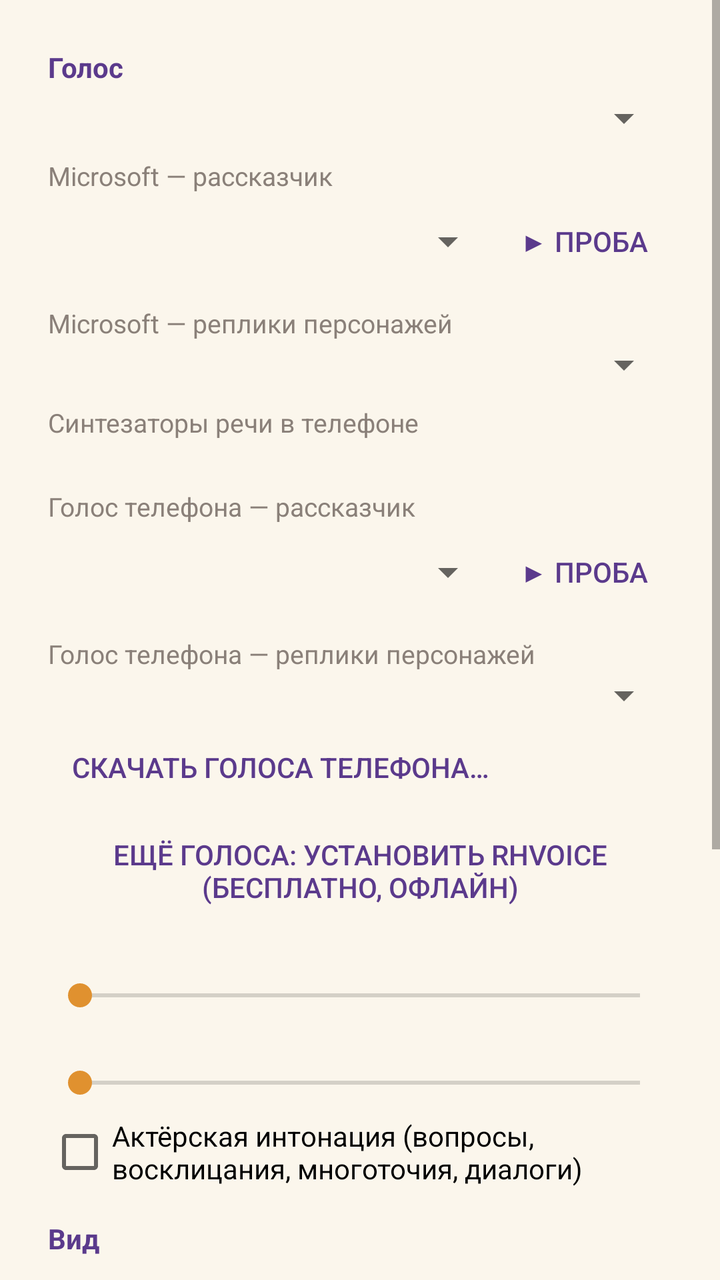
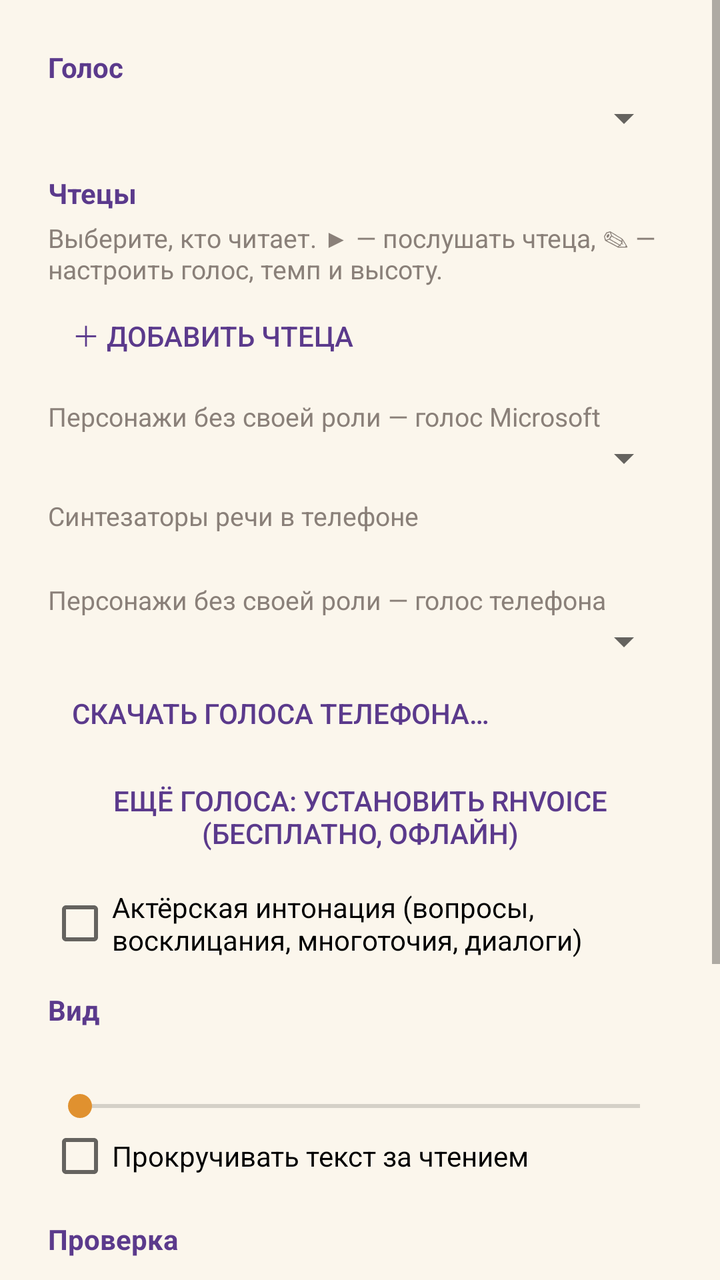

Before-and-after screenshots of an Android layout around one commit, followed by the original layout XML and the change that was made.
<!-- AndroidManifest.xml: application theme AppTheme -->
<!-- res/layout/dialog_settings.xml -->
<?xml version="1.0" encoding="utf-8"?>
<ScrollView xmlns:android="http://schemas.android.com/apk/res/android"
    android:layout_width="match_parent"
    android:layout_height="wrap_content">

    <LinearLayout
        android:layout_width="match_parent"
        android:layout_height="wrap_content"
        android:orientation="vertical"
        android:paddingEnd="24dp"
        android:paddingStart="24dp"
        android:paddingTop="8dp">

        <TextView style="@style/SettingsHeader" android:text="Голос" />

        <Spinner
            android:id="@+id/engine"
            android:layout_width="match_parent"
            android:layout_height="wrap_content" />

        <LinearLayout
            android:id="@+id/edgeBox"
            android:layout_width="match_parent"
            android:layout_height="wrap_content"
            android:orientation="vertical">

            <TextView style="@style/SettingsLabel" android:text="Microsoft — рассказчик" />

            <LinearLayout
                android:layout_width="match_parent"
                android:layout_height="wrap_content"
                android:gravity="center_vertical"
                android:orientation="horizontal">

                <Spinner
                    android:id="@+id/edgeNarrator"
                    android:layout_width="0dp"
                    android:layout_height="wrap_content"
                    android:layout_weight="1" />

                <Button
                    android:id="@+id/previewEdge"
                    style="?android:attr/borderlessButtonStyle"
                    android:layout_width="wrap_content"
                    android:layout_height="wrap_content"
                    android:text="▶ Проба"
                    android:textColor="@color/primary" />
            </LinearLayout>

            <TextView style="@style/SettingsLabel" android:text="Microsoft — реплики персонажей" />

            <Spinner
                android:id="@+id/edgeCharacter"
                android:layout_width="match_parent"
                android:layout_height="wrap_content" />
        </LinearLayout>

        <LinearLayout
            android:id="@+id/systemBox"
            android:layout_width="match_parent"
            android:layout_height="wrap_content"
            android:orientation="vertical">

            <TextView style="@style/SettingsLabel" android:text="Синтезаторы речи в телефоне" />

            <TextView
                android:id="@+id/systemEngineInfo"
                android:layout_width="match_parent"
                android:layout_height="wrap_content"
                android:textColor="@color/ink_soft"
                android:textSize="12sp" />

            <TextView style="@style/SettingsLabel" android:text="Голос телефона — рассказчик" />

            <LinearLayout
                android:layout_width="match_parent"
                android:layout_height="wrap_content"
                android:gravity="center_vertical"
                android:orientation="horizontal">

                <Spinner
                    android:id="@+id/systemNarrator"
                    android:layout_width="0dp"
                    android:layout_height="wrap_content"
                    android:layout_weight="1" />

                <Button
                    android:id="@+id/previewSystem"
                    style="?android:attr/borderlessButtonStyle"
                    android:layout_width="wrap_content"
                    android:layout_height="wrap_content"
                    android:text="▶ Проба"
                    android:textColor="@color/primary" />
            </LinearLayout>

            <TextView style="@style/SettingsLabel" android:text="Голос телефона — реплики персонажей" />

            <Spinner
                android:id="@+id/systemCharacter"
                android:layout_width="match_parent"
                android:layout_height="wrap_content" />

            <TextView
                android:id="@+id/systemProblem"
                android:layout_width="match_parent"
                android:layout_height="wrap_content"
                android:textColor="#FFB3261E"
                android:textSize="13sp"
                android:visibility="gone" />

            <Button
                android:id="@+id/ttsSettings"
                style="?android:attr/borderlessButtonStyle"
                android:layout_width="wrap_content"
                android:layout_height="wrap_content"
                android:text="Скачать голоса телефона…"
                android:textColor="@color/primary" />

            <Button
                android:id="@+id/installRhvoice"
                style="?android:attr/borderlessButtonStyle"
                android:layout_width="wrap_content"
                android:layout_height="wrap_content"
                android:text="Ещё голоса: установить RHVoice (бесплатно, офлайн)"
                android:textColor="@color/primary" />
        </LinearLayout>

        <TextView
            android:id="@+id/rateLabel"
            style="@style/SettingsLabel" />

        <SeekBar
            android:id="@+id/rate"
            android:layout_width="match_parent"
            android:layout_height="wrap_content"
            android:max="100" />

        <TextView
            android:id="@+id/pitchLabel"
            style="@style/SettingsLabel" />

        <SeekBar
            android:id="@+id/pitch"
            android:layout_width="match_parent"
            android:layout_height="wrap_content"
            android:max="60" />

        <CheckBox
            android:id="@+id/expressive"
            android:layout_width="match_parent"
            android:layout_height="wrap_content"
            android:layout_marginTop="8dp"
            android:text="Актёрская интонация (вопросы, восклицания, многоточия, диалоги)" />

        <TextView style="@style/SettingsHeader" android:text="Вид" />

        <TextView
            android:id="@+id/fontLabel"
            style="@style/SettingsLabel" />

        <SeekBar
            android:id="@+id/fontSize"
            android:layout_width="match_parent"
            android:layout_height="wrap_content"
            android:max="16" />

        <CheckBox
            android:id="@+id/follow"
            android:layout_width="match_parent"
            android:layout_height="wrap_content"
            android:text="Прокручивать текст за чтением" />

        <TextView style="@style/SettingsHeader" android:text="Проверка" />

        <TextView
            style="@style/SettingsLabel"
            android:text="Проверит на этом телефоне каждый голос и связь с Microsoft и составит отчёт, который можно отправить." />

        <Button
            android:id="@+id/diagnostics"
            style="?android:attr/borderlessButtonStyle"
            android:layout_width="wrap_content"
            android:layout_height="wrap_content"
            android:text="Проверить голоса и связь"
            android:textColor="@color/primary" />

        <TextView style="@style/SettingsHeader" android:text="Офлайн" />

        <TextView
            android:id="@+id/cacheInfo"
            style="@style/SettingsLabel" />

        <Button
            android:id="@+id/clearCache"
            style="?android:attr/borderlessButtonStyle"
            android:layout_width="wrap_content"
            android:layout_height="wrap_content"
            android:text="Очистить сохранённую озвучку"
            android:textColor="@color/primary" />
    </LinearLayout>
</ScrollView>
<!-- resources referenced by this layout -->
<resources>
  <color name="ink_soft">#FF8A8079</color>
  <color name="primary">#FF5B3A8C</color>
  <style name="SettingsHeader">
          <item name="android:layout_width">match_parent</item>
          <item name="android:layout_height">wrap_content</item>
          <item name="android:layout_marginTop">16dp</item>
          <item name="android:layout_marginBottom">4dp</item>
          <item name="android:textColor">@color/primary</item>
          <item name="android:textSize">14sp</item>
          <item name="android:textStyle">bold</item>
      </style>
  <style name="SettingsLabel">
          <item name="android:layout_width">match_parent</item>
          <item name="android:layout_height">wrap_content</item>
          <item name="android:layout_marginTop">8dp</item>
          <item name="android:textColor">@color/ink_soft</item>
          <item name="android:textSize">13sp</item>
      </style>
  <style name="AppTheme" parent="@android:style/Theme.Material.Light.NoActionBar">
          <item name="android:colorPrimary">@color/primary</item>
          <item name="android:colorPrimaryDark">@color/primary_dark</item>
          <item name="android:colorAccent">@color/accent</item>
          <item name="android:windowBackground">@color/page</item>
          <item name="android:statusBarColor">@color/primary_dark</item>
      </style>
  <color name="primary_dark">#FF43286B</color>
  <color name="accent">#FFE0912F</color>
  <color name="page">#FFFBF6EC</color>
</resources>

<!-- the commit's change to res/layout/dialog_settings.xml (unified diff, before → after) -->
@@ -18,36 +18,35 @@
             android:layout_width="match_parent"
             android:layout_height="wrap_content" />
 
+        <TextView style="@style/SettingsHeader" android:text="Чтецы" />
+
+        <TextView
+            style="@style/SettingsLabel"
+            android:layout_marginTop="0dp"
+            android:text="Выберите, кто читает. ▶ — послушать чтеца, ✎ — настроить голос, темп и высоту." />
+
+        <LinearLayout
+            android:id="@+id/readers"
+            android:layout_width="match_parent"
+            android:layout_height="wrap_content"
+            android:orientation="vertical" />
+
+        <Button
+            android:id="@+id/addReader"
+            style="?android:attr/borderlessButtonStyle"
+            android:layout_width="wrap_content"
+            android:layout_height="wrap_content"
+            android:text="＋ Добавить чтеца"
+            android:textColor="@color/primary" />
+
         <LinearLayout
             android:id="@+id/edgeBox"
             android:layout_width="match_parent"
             android:layout_height="wrap_content"
             android:orientation="vertical">
 
-            <TextView style="@style/SettingsLabel" android:text="Microsoft — рассказчик" />
 
-            <LinearLayout
-                android:layout_width="match_parent"
-                android:layout_height="wrap_content"
-                android:gravity="center_vertical"
-                android:orientation="horizontal">
-
-                <Spinner
-                    android:id="@+id/edgeNarrator"
-                    android:layout_width="0dp"
-                    android:layout_height="wrap_content"
-                    android:layout_weight="1" />
-
-                <Button
-                    android:id="@+id/previewEdge"
-                    style="?android:attr/borderlessButtonStyle"
-                    android:layout_width="wrap_content"
-                    android:layout_height="wrap_content"
-                    android:text="▶ Проба"
-                    android:textColor="@color/primary" />
-            </LinearLayout>
-
-            <TextView style="@style/SettingsLabel" android:text="Microsoft — реплики персонажей" />
+            <TextView style="@style/SettingsLabel" android:text="Персонажи без своей роли — голос Microsoft" />
 
             <Spinner
                 android:id="@+id/edgeCharacter"
@@ -70,30 +69,8 @@
                 android:textColor="@color/ink_soft"
                 android:textSize="12sp" />
 
-            <TextView style="@style/SettingsLabel" android:text="Голос телефона — рассказчик" />
 
-            <LinearLayout
-                android:layout_width="match_parent"
-                android:layout_height="wrap_content"
-                android:gravity="center_vertical"
-                android:orientation="horizontal">
-
-                <Spinner
-                    android:id="@+id/systemNarrator"
-                    android:layout_width="0dp"
-                    android:layout_height="wrap_content"
-                    android:layout_weight="1" />
-
-                <Button
-                    android:id="@+id/previewSystem"
-                    style="?android:attr/borderlessButtonStyle"
-                    android:layout_width="wrap_content"
-                    android:layout_height="wrap_content"
-                    android:text="▶ Проба"
-                    android:textColor="@color/primary" />
-            </LinearLayout>
-
-            <TextView style="@style/SettingsLabel" android:text="Голос телефона — реплики персонажей" />
+            <TextView style="@style/SettingsLabel" android:text="Персонажи без своей роли — голос телефона" />
 
             <Spinner
                 android:id="@+id/systemCharacter"
@@ -125,25 +102,6 @@
                 android:textColor="@color/primary" />
         </LinearLayout>
 
-        <TextView
-            android:id="@+id/rateLabel"
-            style="@style/SettingsLabel" />
-
-        <SeekBar
-            android:id="@+id/rate"
-            android:layout_width="match_parent"
-            android:layout_height="wrap_content"
-            android:max="100" />
-
-        <TextView
-            android:id="@+id/pitchLabel"
-            style="@style/SettingsLabel" />
-
-        <SeekBar
-            android:id="@+id/pitch"
-            android:layout_width="match_parent"
-            android:layout_height="wrap_content"
-            android:max="60" />
 
         <CheckBox
             android:id="@+id/expressive"
